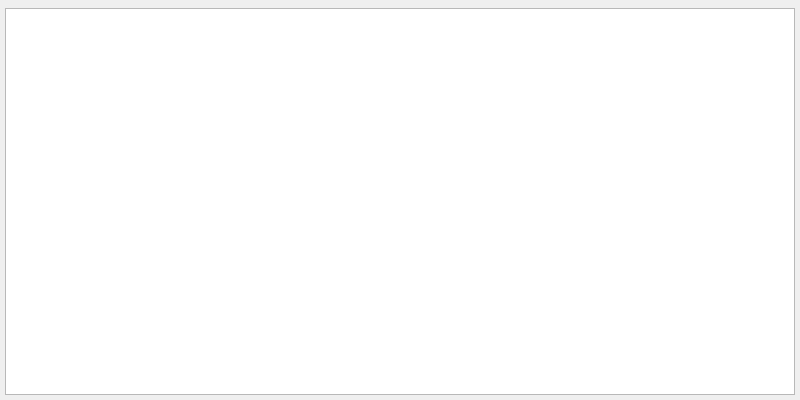
Before: the Qt Designer form dialogshowtablecompareview.ui in cnldw/FinanceFileReader, drawn with Qt 5.
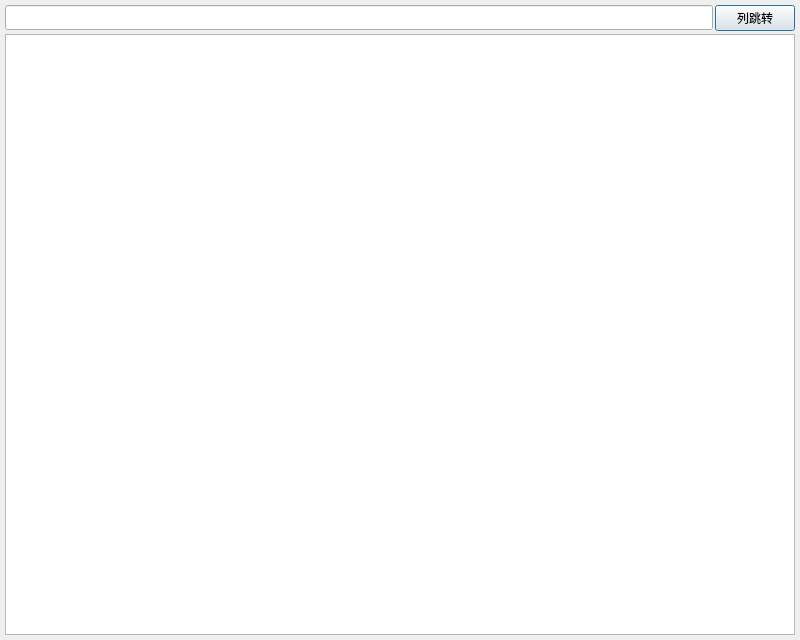
After: the same form once the commit is applied. Icons and pictures are not drawn.

Patch:
```diff
--- a/dialogshowtablecompareview.ui
+++ b/dialogshowtablecompareview.ui
@@ -10,13 +10,13 @@
     <x>0</x>
     <y>0</y>
     <width>800</width>
-    <height>400</height>
+    <height>640</height>
    </rect>
   </property>
   <property name="minimumSize">
    <size>
-    <width>600</width>
-    <height>400</height>
+    <width>400</width>
+    <height>640</height>
    </size>
   </property>
   <property name="font">
@@ -71,6 +71,16 @@
       <property name="verticalSpacing">
        <number>0</number>
       </property>
+      <item row="0" column="1">
+       <widget class="QPushButton" name="pushButton">
+        <property name="text">
+         <string>列跳转</string>
+        </property>
+       </widget>
+      </item>
+      <item row="0" column="0">
+       <widget class="QLineEdit" name="lineEdit"/>
+      </item>
      </layout>
     </widget>
    </item>
```
Left out of the diff: 8 changed lines with no effect on the pictures.
